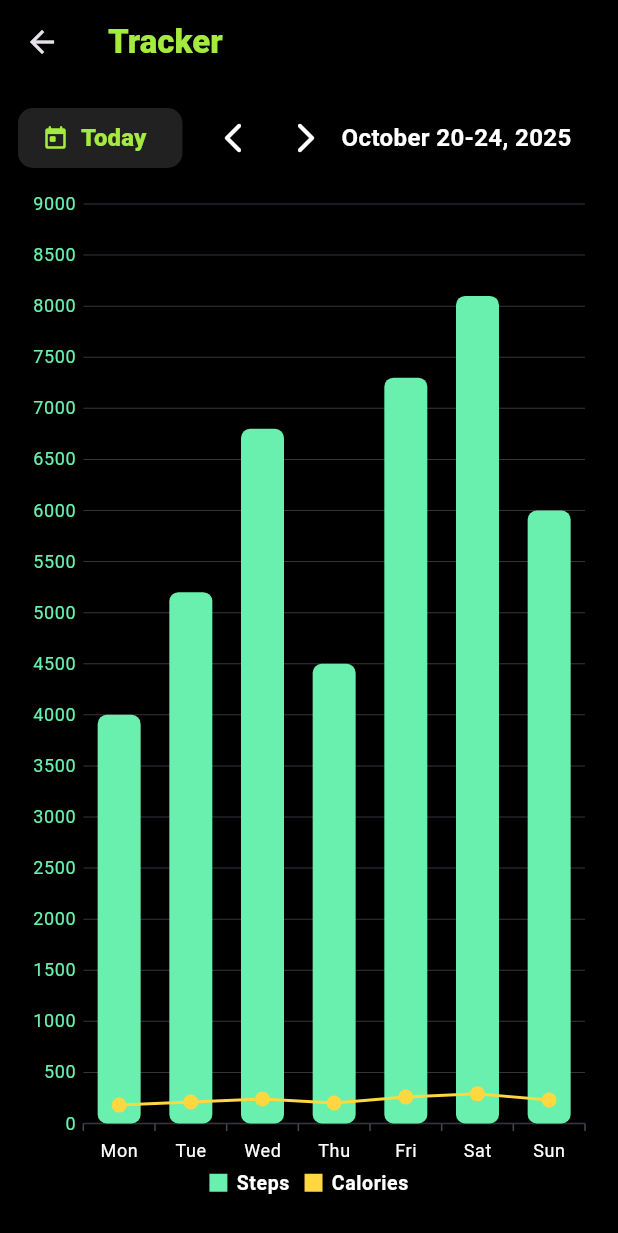
After one commit to AbishekAB21/dumbell_cartel, a Flutter app: the HomeScreenComponent screen opened directly, after a tap on the "change circle" icon, after a tap on the "bar chart" icon, on a phone screen of 412 x 824 dp. The commit adds this screen. Shown: the top 1233 px of the screen. Run offline on Flutter 3.47's test engine with Material 3 defaults, Android fonts, the phone set to English and light mode, and no system bars; our stand-ins replace cloud_firestore, dio, firebase_auth, firebase_core, flutter_markdown, flutter_riverpod and 8 more; missing offline and left inert: flutter_top_snackbar; accounts and stored records are empty.

Commit message:
chart screen ui

```diff
--- /dev/null
+++ b/lib/features/chart screen/component/charts_screen_component.dart
@@ -0,0 +1,134 @@
+import 'package:flutter/material.dart';
+
+import 'package:syncfusion_flutter_charts/charts.dart';
+import 'package:flutter_riverpod/flutter_riverpod.dart';
+
+import 'package:dumbell_cartel/utils/fontstyles/fontstyles.dart';
+import 'package:dumbell_cartel/common/providers/theme_provider.dart';
+import 'package:dumbell_cartel/features/chart%20screen/core/models/chart_model.dart';
+import 'package:dumbell_cartel/features/chart%20screen/core/provider/chart_provider.dart';
+import 'package:dumbell_cartel/features/chart%20screen/widgets/date_navigation_section.dart';
+
+class ChartsScreenComponent extends ConsumerWidget {
+  const ChartsScreenComponent({super.key});
+
+  @override
+  Widget build(BuildContext context, WidgetRef ref) {
+    final color = ref.watch(themeProvider);
+    final weekData = ref.watch(weeklyDataProvider);
+    final weekOffset = ref.watch(weekOffsetProvider);
+    return Scaffold(
+      backgroundColor: color.background,
+
+      appBar: AppBar(
+        backgroundColor: color.background,
+        title: Text(
+          "Tracker",
+          style: Fontstyles.roboto16pxSemiBoldGreen(
+            context,
+            ref,
+          ).copyWith(fontSize: 22),
+        ),
+        centerTitle: false,
+      ),
+
+      body: Padding(
+        padding: EdgeInsets.all(12.0),
+        child: Column(
+          children: [
+            // Navigation
+            DateNavigationSection(),
+
+            SizedBox(height: 10.0),
+
+            // Chart
+            Expanded(
+              child: SfCartesianChart(
+                backgroundColor: Colors.transparent,
+                plotAreaBorderWidth: 0,
+                legend: Legend(
+                  isVisible: true,
+                  textStyle: Fontstyles.roboto13px(context, ref),
+                ),
+                tooltipBehavior: TooltipBehavior(enable: true),
+
+                primaryXAxis: CategoryAxis(
+                  majorGridLines: const MajorGridLines(width: 0),
+                  labelStyle: Fontstyles.roboto13Hintpx(context, ref),
+                ),
+
+                primaryYAxis: NumericAxis(
+                  title: AxisTitle(),
+                  axisLine: const AxisLine(width: 0),
+                  labelStyle: Fontstyles.roboto13Hintpx(
+                    context,
+                    ref,
+                  ).copyWith(color: color.teritiaryColor),
+                  majorTickLines: const MajorTickLines(size: 0),
+                ),
+
+                axes: <ChartAxis>[
+                  NumericAxis(
+                    name: 'caloriesAxis',
+                    opposedPosition: true,
+                    title: AxisTitle(),
+                    labelStyle: Fontstyles.roboto13Hintpx(
+                      context,
+                      ref,
+                    ).copyWith(color: color.warningColor),
+                    majorGridLines: const MajorGridLines(width: 0),
+                    axisLine: const AxisLine(width: 0),
+                  ),
+                ],
+
+                series: <CartesianSeries<ChartModel, String>>[
+                  // Steps - Bars
+                  ColumnSeries<ChartModel, String>(
+                    dataSource: weekData,
+                    name: 'Steps',
+                    color: color.teritiaryColor,
+                    width: 0.6,
+                    borderRadius: BorderRadius.circular(6),
+                    xValueMapper: (data, _) => [
+                      'Mon',
+                      'Tue',
+                      'Wed',
+                      'Thu',
+                      'Fri',
+                      'Sat',
+                      'Sun',
+                    ][data.date.weekday - 1],
+                    yValueMapper: (data, _) => data.steps,
+                  ),
+
+                  // Calories - Line
+                  LineSeries<ChartModel, String>(
+                    dataSource: weekData,
+                    name: 'Calories',
+                    color: color.warningColor,
+                    width: 2,
+                    yAxisName: 'caloriesAxis',
+                    markerSettings: MarkerSettings(
+                      isVisible: true,
+                      color: color.warningColor,
+                    ),
+                    xValueMapper: (data, _) => [
+                      'Mon',
+                      'Tue',
+                      'Wed',
+                      'Thu',
+                      'Fri',
+                      'Sat',
+                      'Sun',
+                    ][data.date.weekday - 1],
+                    yValueMapper: (data, _) => data.calories,
+                  ),
+                ],
+              ),
+            ),
+          ],
+        ),
+      ),
+    );
+  }
+}
--- /dev/null
+++ b/lib/features/chart screen/containers/chart_screen_container.dart
@@ -0,0 +1,12 @@
+import 'package:flutter/material.dart';
+
+import 'package:dumbell_cartel/features/chart%20screen/component/charts_screen_component.dart';
+
+class ChartScreenContainer extends StatelessWidget {
+  const ChartScreenContainer({super.key});
+
+  @override
+  Widget build(BuildContext context) {
+    return ChartsScreenComponent();
+  }
+}
--- /dev/null
+++ b/lib/features/chart screen/core/models/chart_model.dart
@@ -0,0 +1,7 @@
+class ChartModel {
+  final DateTime date;
+  final int steps;
+  final int calories;
+
+  ChartModel({required this.date, required this.steps, required this.calories});
+}
--- /dev/null
+++ b/lib/features/chart screen/core/provider/chart_provider.dart
@@ -0,0 +1,34 @@
+import 'package:dumbell_cartel/features/chart%20screen/core/models/chart_model.dart';
+import 'package:flutter_riverpod/legacy.dart';
+
+final weekOffsetProvider = StateProvider<int>((ref) => 0);
+
+final weeklyDataProvider =
+    StateNotifierProvider<WeeklyDataNotifier, List<ChartModel>>(
+      (ref) => WeeklyDataNotifier(ref.watch(weekOffsetProvider)),
+    );
+
+class WeeklyDataNotifier extends StateNotifier<List<ChartModel>> {
+  int weekOffset;
+
+  WeeklyDataNotifier(this.weekOffset) : super([]) {
+    loadWeekData();
+  }
+
+  // TODO: Replace with dynamic data
+  void loadWeekData() {
+    state = _getStaticWeekData();
+  }
+
+  List<ChartModel> _getStaticWeekData() {
+    final now = DateTime.now();
+    final monday = now.subtract(Duration(days: now.weekday - 1));
+
+    return List.generate(7, (i) {
+      final date = monday.add(Duration(days: i));
+      final steps = [4000, 5200, 6800, 4500, 7300, 8100, 6000][i];
+      final calories = [180, 210, 240, 200, 260, 290, 230][i];
+      return ChartModel(date: date, steps: steps, calories: calories);
+    });
+  }
+}
--- /dev/null
+++ b/lib/features/chart screen/widgets/date_navigation_section.dart
@@ -0,0 +1,65 @@
+import 'package:flutter/material.dart';
+
+import 'package:flutter_riverpod/flutter_riverpod.dart';
+
+import 'package:dumbell_cartel/utils/fontstyles/fontstyles.dart';
+import 'package:dumbell_cartel/common/providers/theme_provider.dart';
+
+class DateNavigationSection extends ConsumerWidget {
+  const DateNavigationSection({super.key});
+
+  @override
+  Widget build(BuildContext context, WidgetRef ref) {
+    final color = ref.watch(themeProvider);
+    return Row(
+              mainAxisAlignment: MainAxisAlignment.start,
+              children: [
+                ElevatedButton.icon(
+                  onPressed: () {},
+                  label: Text(
+                    "Today",
+                    style: Fontstyles.roboto16pxSemiBoldGreen(context, ref),
+                  ),
+                  icon: Icon(
+                    Icons.today_rounded,
+                    color: color.secondaryGradient1,
+                  ),
+                  style: ButtonStyle(
+                    shape: WidgetStatePropertyAll(
+                      RoundedRectangleBorder(
+                        borderRadius: BorderRadius.circular(10.0),
+                      ),
+                    ),
+                    backgroundColor: WidgetStatePropertyAll(
+                      color.textfieldBackground,
+                    ),
+                  ),
+                ),
+
+                SizedBox(width: 10.0),
+
+                IconButton(
+                  onPressed: () {},
+                  icon: Icon(
+                    Icons.arrow_back_ios_rounded,
+                    color: color.iconColor,
+                  ),
+                ),
+                IconButton(
+                  onPressed: () {},
+                  icon: Icon(
+                    Icons.arrow_forward_ios_rounded,
+                    color: color.iconColor,
+                  ),
+                ),
+
+                SizedBox(height: 10.0),
+
+                Text(
+                  "October 20-24, 2025",
+                  style: Fontstyles.roboto16pxSemiBold(context, ref),
+                ),
+              ],
+            );
+  }
+}
--- a/lib/features/home screen/widgets/step_calorie_section.dart
+++ b/lib/features/home screen/widgets/step_calorie_section.dart
@@ -1,5 +1,6 @@
 import 'package:flutter/material.dart';
 
+import 'package:go_router/go_router.dart';
 import 'package:flutter_riverpod/flutter_riverpod.dart';
 import 'package:percent_indicator/circular_percent_indicator.dart';
 
@@ -32,6 +33,8 @@ class StepCalorieSection extends ConsumerWidget {
                       "Steps covered",
                       style: Fontstyles.roboto20px(context, ref),
                     ),
+                    Row(
+                      children: [
                         IconButton(
                           onPressed: () {
                             // Switch between Steps and Calories
@@ -42,6 +45,17 @@ class StepCalorieSection extends ConsumerWidget {
                             size: 25,
                             color: color.secondaryGradient2,
                           ),
+                        ),
+                        IconButton(
+                          onPressed: () {
+                            context.push('/charts-screen');
+                          },
+                          icon: Icon(
+                            Icons.bar_chart,
+                            color: color.secondaryGradient1,
+                          ),
+                        ),
+                      ],
                     ),
                   ],
                 ),
@@ -94,6 +108,8 @@ class StepCalorieSection extends ConsumerWidget {
                       "Calories burned",
                       style: Fontstyles.roboto20px(context, ref),
                     ),
+                    Row(
+                      children: [
                         IconButton(
                           onPressed: () {
                             // Switch between Calories and Steps
@@ -104,6 +120,17 @@ class StepCalorieSection extends ConsumerWidget {
                             size: 25,
                             color: color.secondaryGradient2,
                           ),
+                        ),
+                        IconButton(
+                          onPressed: () {
+                            context.push('/charts-screen');
+                          },
+                          icon: Icon(
+                            Icons.bar_chart,
+                            color: color.secondaryGradient1,
+                          ),
+                        ),
+                      ],
                     ),
                   ],
                 ),
--- a/lib/routes/app_routes.dart
+++ b/lib/routes/app_routes.dart
@@ -3,6 +3,7 @@ import 'package:dumbell_cartel/features/add%20split%20screen/container/add_split
 import 'package:dumbell_cartel/features/auth%20screens/sign%20in%20screen/container/sign_in_container.dart';
 import 'package:dumbell_cartel/features/auth%20screens/sign%20up%20screen/container/sign_up_container.dart';
 import 'package:dumbell_cartel/features/bottom%20nav%20bar/container/bottom_nav_bar_container.dart';
+import 'package:dumbell_cartel/features/chart%20screen/containers/chart_screen_container.dart';
 import 'package:dumbell_cartel/features/home%20screen/container/home_screen_container.dart';
 import 'package:dumbell_cartel/features/profile%20screen/containers/profile_screen_container.dart';
 import 'package:dumbell_cartel/features/splits%20detail%20screen/container/split_details_container.dart';
@@ -43,6 +44,13 @@ final GoRouter appRouter = GoRouter(
       path: '/signup-screen',
       pageBuilder: (context, state) =>
           fadeTransitionPage(child: SignUpContainer()),
+    ),
+
+    // Charts Screen
+    GoRoute(
+      path: '/charts-screen',
+      pageBuilder: (context, state) =>
+          fadeTransitionPage(child: ChartScreenContainer()),
     ),
 
     // My Splits Detail Screen
--- a/lib/utils/themes/app_colors.dart
+++ b/lib/utils/themes/app_colors.dart
@@ -48,7 +48,7 @@ class AppDefaultColor extends Appcolor {
         primaryColor: Colors.black,
         secondaryGradient1: Color.fromRGBO(165, 235, 63, 1),
         secondaryGradient2: Color.fromRGBO(144, 204, 54, 1),
-        teritiaryColor: Color.fromRGBO(163, 239, 50, 1),
+        teritiaryColor: Colors.greenAccent,
         textColor: Colors.white70,
         background: Colors.black,
         darkOverlay: Colors.black,
@@ -58,7 +58,7 @@ class AppDefaultColor extends Appcolor {
         successColor: Colors.green.shade900,
         errorColor: Colors.red,
         deleteColor: const Color.fromARGB(255, 152, 23, 14),
-        warningColor: Colors.amber,
+        warningColor: Colors.amberAccent,
         iconColor: Colors.white,
         transparent: Colors.transparent
       );
@@ -70,7 +70,7 @@ class AppDarkColor extends Appcolor {
         primaryColor: Colors.black,
         secondaryGradient1: Color.fromRGBO(165, 235, 63, 1),
         secondaryGradient2: Color.fromRGBO(144, 204, 54, 1),
-        teritiaryColor: Color.fromRGBO(163, 239, 50, 1),
+        teritiaryColor: Colors.greenAccent,
         textColor: Colors.white70,
         background: Colors.black,
         darkOverlay: Colors.black,
@@ -80,7 +80,7 @@ class AppDarkColor extends Appcolor {
         successColor: Colors.green.shade900,
         errorColor: Colors.red,
         deleteColor: const Color.fromARGB(255, 152, 23, 14),
-        warningColor: Colors.amber,
+        warningColor: Colors.amberAccent,
         iconColor: Colors.white,
         transparent: Colors.transparent
       );
@@ -92,7 +92,7 @@ class AppLightColor extends Appcolor {
         primaryColor: Colors.white,
         secondaryGradient1: Color.fromRGBO(165, 235, 63, 1),
         secondaryGradient2: Color.fromRGBO(144, 204, 54, 1),
-        teritiaryColor: Color.fromRGBO(163, 239, 50, 1),
+        teritiaryColor: Colors.greenAccent,
         textColor: Colors.black87,
         background: Colors.white,
         darkOverlay: Colors.black,
@@ -102,7 +102,7 @@ class AppLightColor extends Appcolor {
         successColor: Colors.green,
         errorColor: Colors.red,
         deleteColor: const Color.fromARGB(255, 152, 23, 14),
-        warningColor: Colors.amber,
+        warningColor: Colors.amberAccent,
         iconColor: Colors.black,
         transparent: Colors.transparent
       );
--- a/pubspec.yaml
+++ b/pubspec.yaml
@@ -46,6 +46,7 @@ dependencies:
   percent_indicator: ^4.2.5
   persistent_bottom_nav_bar: ^6.2.1
   shared_preferences: ^2.5.3
+  syncfusion_flutter_charts: ^31.2.3
 
 dev_dependencies:
   flutter_lints: ^5.0.0
```
Also changed, not shown: pubspec.lock. Lines whose indentation alone changed are shown as unchanged.
